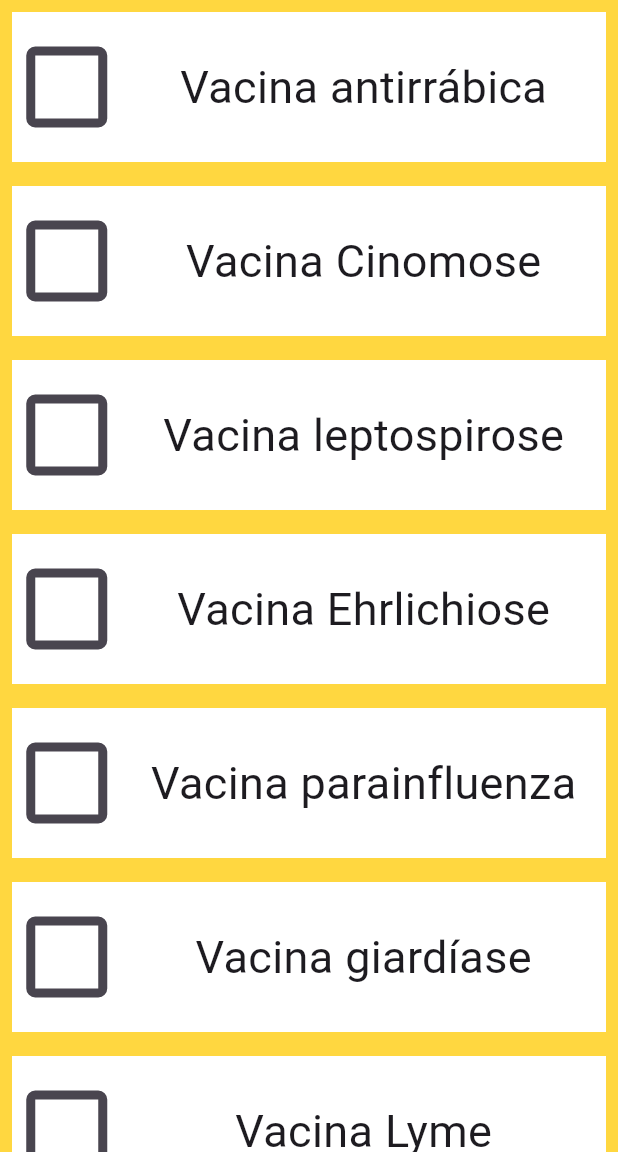
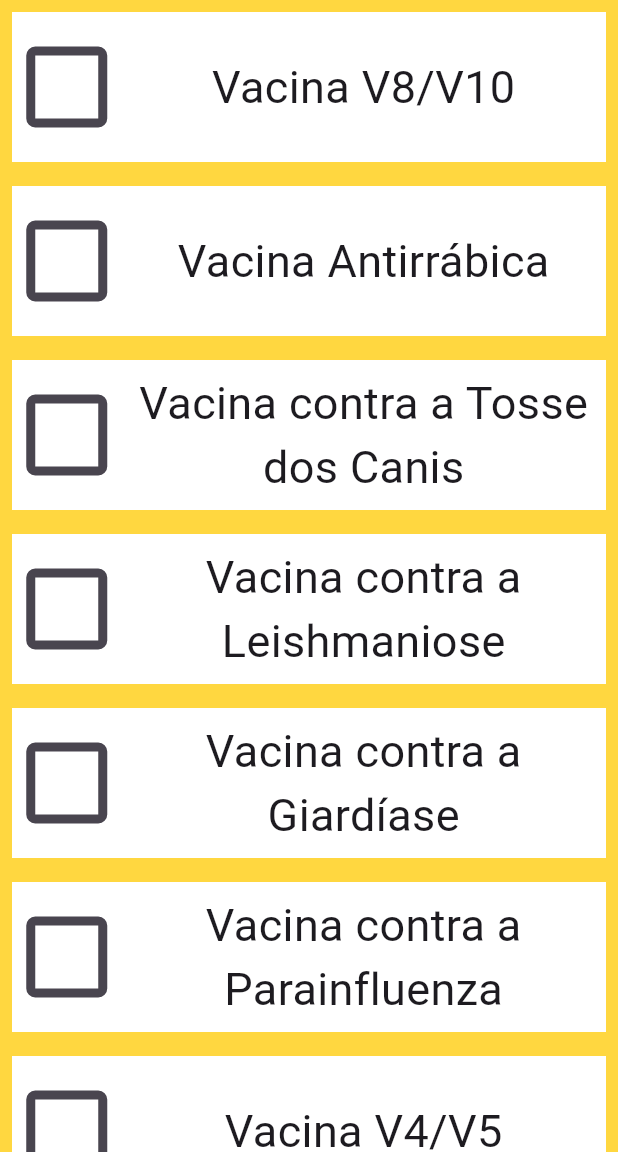
Before and after one commit to HenriquePavoni/PetCare, a Flutter app: the screen it shows after launch, after a tap on "Vacinas", on a phone screen of 412 x 824 dp, the part 84-1236 px from its top. Run offline on Flutter 3.47's test engine with Material 3 defaults, Android fonts, the phone set to English and light mode, and no system bars; our stand-ins replace shared_preferences; network calls fail.

```diff
--- a/lib/components/food.dart
+++ b/lib/components/food.dart
@@ -70,7 +70,7 @@ class Food extends StatelessWidget {
               image,
               height: 60,
               width: 60,
-              fit: BoxFit.cover,
+              fit: BoxFit.fill,
             ),
           ),
         ),
--- a/lib/components/task.dart
+++ b/lib/components/task.dart
@@ -46,6 +46,7 @@ class Task extends StatelessWidget {
                       child: Image.asset(
                         image,
                         fit: BoxFit.cover,
+                        height: 130,
                       ),
                     ),
                   ),
--- a/lib/components/vaccine.dart
+++ b/lib/components/vaccine.dart
@@ -1,21 +1,20 @@
 import 'package:flutter/material.dart';
 
-class Vaccine extends StatefulWidget {
+class Vaccine extends StatelessWidget {
   final String name;
+  final bool vacinado;
+  final ValueChanged<bool?> onChanged;
 
-  const Vaccine({super.key, required this.name});
-
-  @override
-  State<Vaccine> createState() => _VaccineState();
-}
-
-class _VaccineState extends State<Vaccine> {
-  bool isChecked = false;
+  const Vaccine({
+    super.key,
+    required this.name,
+    required this.vacinado,
+    required this.onChanged,
+  });
 
   @override
   Widget build(BuildContext context) {
-    return Container(
-      child: Padding(
+    return Padding(
       padding: const EdgeInsets.all(8),
       child: Container(
         color: Colors.white,
@@ -23,33 +22,28 @@ class _VaccineState extends State<Vaccine> {
         child: Row(
           mainAxisAlignment: MainAxisAlignment.spaceAround,
           children: [
-              Container(
+            SizedBox(
               width: 50,
               child: Transform.scale(
                 scale: 3.0,
                 child: Checkbox(
-                    value: isChecked,
+                  value: vacinado,
                   checkColor: Colors.orange,
-                    onChanged: (newBool) {
-                      setState(() {
-                        isChecked = newBool ?? false;
-                      });
-                    },
+                  onChanged: onChanged,
                 ),
               ),
             ),
-              Container(
+            SizedBox(
               width: 300,
               child: Text(
                 textAlign: TextAlign.center,
-                  widget.name,
+                name,
                 style: const TextStyle(fontSize: 30),
               ),
             )
           ],
         ),
       ),
-      ),
     );
   }
 }
--- a/lib/screens/primeiraTela.dart
+++ b/lib/screens/primeiraTela.dart
@@ -1,3 +1,5 @@
+import 'package:desafio/data/diaryData.dart';
+import 'package:desafio/screens/diarys.dart';
 import 'package:desafio/screens/foods.dart';
 import 'package:flutter/material.dart';
 import '../components/task.dart';
@@ -44,7 +46,9 @@ class _InitialScreenState extends State<Primeiratela> {
                 );
               },
             ),
-            Task("Comidas Permitidas", "assets/images/21251.jpg", onTap: () {
+            Task("Comidas Permitidas",
+                "assets/images/view-adorable-dog-with-bowl-food.jpg",
+                onTap: () {
               Navigator.push(
                 context,
                 MaterialPageRoute(builder: (context) {
@@ -54,23 +58,19 @@ class _InitialScreenState extends State<Primeiratela> {
             }),
             Task(
               "Diário",
-              "assets/images/21251.jpg",
+              "assets/images/boy-drawing-with-charcoal-with-dog.jpg",
               onTap: () {
-                print("Diário clicado!");
+                Navigator.push(
+                  context,
+                  MaterialPageRoute(builder: (context) {
+                    return DiaryInherited(child: Diarys());
+                  }),
+                );
               },
             ),
           ],
         ),
       ),
-      floatingActionButton: FloatingActionButton(
-        onPressed: () {
-          setState(() {
-            opacidade = !opacidade;
-          });
-        },
-        backgroundColor: Colors.blue[100],
-        child: const Icon(Icons.remove_red_eye),
-      ),
     );
   }
 }
--- a/lib/screens/vaccines.dart
+++ b/lib/screens/vaccines.dart
@@ -1,6 +1,6 @@
+import 'package:flutter/material.dart';
+import 'package:shared_preferences/shared_preferences.dart';
 import 'package:desafio/components/vaccine.dart';
-import 'package:desafio/screens/primeiraTela.dart';
-import 'package:flutter/material.dart';
 
 class Vaccines extends StatefulWidget {
   const Vaccines({Key? key}) : super(key: key);
@@ -10,6 +10,39 @@ class Vaccines extends StatefulWidget {
 }
 
 class _VaccinesState extends State<Vaccines> {
+  final List<bool> _checkedStates = List.filled(10, false);
+  final List<String> _vacinas = [
+    'Vacina V8/V10',
+    'Vacina Antirrábica',
+    'Vacina contra a Tosse dos Canis',
+    'Vacina contra a Leishmaniose',
+    'Vacina contra a Giardíase',
+    'Vacina contra a Parainfluenza',
+    'Vacina V4/V5',
+    'Vacina contra a Leucemia Felina',
+    'Vacina contra a Clamidofilose',
+    'Vacina contra a Peritonite Infecciosa Felina (PIF)',
+  ];
+
+  @override
+  void initState() {
+    super.initState();
+    _loadCheckboxStates();
+  }
+
+  Future<void> _loadCheckboxStates() async {
+    SharedPreferences prefs = await SharedPreferences.getInstance();
+    for (int i = 0; i < _checkedStates.length; i++) {
+      _checkedStates[i] = prefs.getBool('vaccine_$i') ?? false;
+    }
+    setState(() {});
+  }
+
+  Future<void> _saveCheckboxState(int index, bool value) async {
+    SharedPreferences prefs = await SharedPreferences.getInstance();
+    await prefs.setBool('vaccine_$index', value);
+  }
+
   @override
   Widget build(BuildContext context) {
     return Scaffold(
@@ -20,7 +53,7 @@ class _VaccinesState extends State<Vaccines> {
             color: Colors.white,
           ),
           onPressed: () {
-            Navigator.pop(context); // Volta para a tela anterior
+            Navigator.pop(context);
           },
         ),
         title: const Text(
@@ -36,17 +69,20 @@ class _VaccinesState extends State<Vaccines> {
       ),
       body: Container(
         color: Colors.amberAccent,
-        child: ListView(
-          children: const [
-            Vaccine(name: 'Vacina antirrábica'),
-            Vaccine(name: 'Vacina Cinomose'),
-            Vaccine(name: 'Vacina leptospirose'),
-            Vaccine(name: 'Vacina Ehrlichiose'),
-            Vaccine(name: 'Vacina parainfluenza'),
-            Vaccine(name: 'Vacina giardíase'),
-            Vaccine(name: 'Vacina Lyme'),
-            Vaccine(name: 'Vacina parvovirose'),
-          ],
+        child: ListView.builder(
+          itemCount: _checkedStates.length,
+          itemBuilder: (context, index) {
+            return Vaccine(
+              name: _vacinas[index],
+              vacinado: _checkedStates[index],
+              onChanged: (bool? newValue) {
+                setState(() {
+                  _checkedStates[index] = newValue ?? false;
+                  _saveCheckboxState(index, _checkedStates[index]);
+                });
+              },
+            );
+          },
         ),
       ),
     );
```
Also changed, not shown: lib/components/diary.dart (added, +130 -0 lines), lib/control/dataBaseHelper.dart (deleted, +0 -50 lines), lib/data/diaryData.dart (added, +34 -0 lines), lib/model/vaccineModel.dart (deleted, +0 -23 lines), lib/screens/addDiary.dart (added, +222 -0 lines), lib/screens/diarys.dart (added, +69 -0 lines), lib/screens/foods.dart (+7 -10 lines), assets/images/8324280.jpg (added), assets/images/8324761.jpg (added), assets/images/nophoto.png (added), assets/images/pdwatercolorfruitbatch1-1098-gloy-b.jpg (added), 3 other files. Lines whose indentation alone changed are shown as unchanged.
